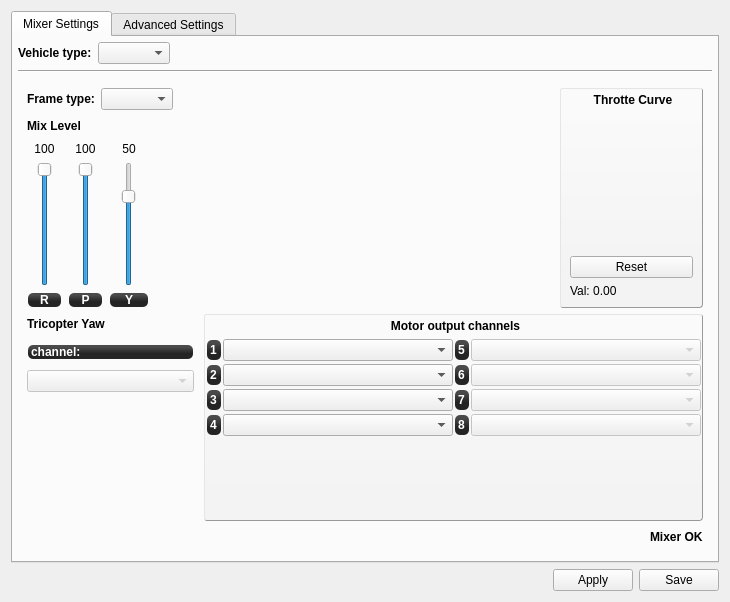
Old version of the form ground/openpilotgcs/src/plugins/config/airframe.ui in the repository openpilot/OpenPilot.
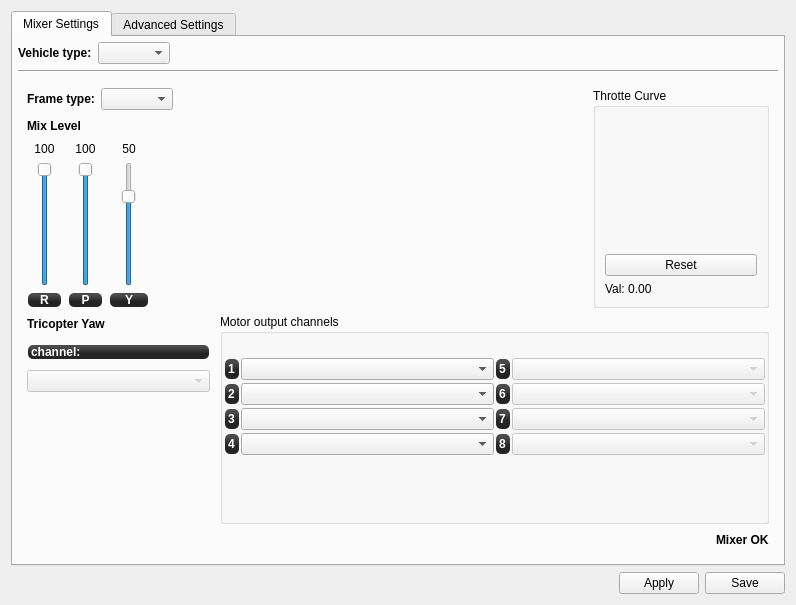
New version of the form. The open tabs and pages were chosen to show the change. Icons and pictures are not drawn. Custom widgets are drawn as their Qt base class.

Commit message: Remove custom style from airframe

Patch:
```diff
--- a/ground/openpilotgcs/src/plugins/config/airframe.ui
+++ b/ground/openpilotgcs/src/plugins/config/airframe.ui
@@ -6,8 +6,8 @@
    <rect>
     <x>0</x>
     <y>0</y>
-    <width>730</width>
-    <height>602</height>
+    <width>796</width>
+    <height>605</height>
    </rect>
   </property>
   <property name="windowTitle">
@@ -73,23 +73,6 @@
        </item>
        <item>
         <widget class="QStackedWidget" name="airframesWidget">
-         <property name="styleSheet">
-          <string notr="true">#groupBox,#groupBox_2,#groupBox_3,#groupBox_6,#elevonMixBox{
-background-color: qlineargradient(spread:pad, x1:0.507, y1:0.869318, x2:0.507, y2:0.0965909, stop:0 rgba(243, 243, 243, 255), stop:1 rgba(250, 250, 250, 255));
-border: 1px outset #999;
-border-radius: 3;
-font:bold;
-}
-
-QGroupBox::title {
-     subcontrol-origin: margin;
-     subcontrol-position: top center; /* position at the top center */
-     padding: 0 3px;
-     background-color: qlineargradient(x1: 0, y1: 0, x2: 0, y2: 1,
-                                       stop: 0 #FFOECE, stop: 1 #FFFFFF);
-	top: 5px;
- }</string>
-         </property>
          <property name="currentIndex">
           <number>2</number>
          </property>
```
Left out of the diff: 12 changed lines with no effect on the pictures.
